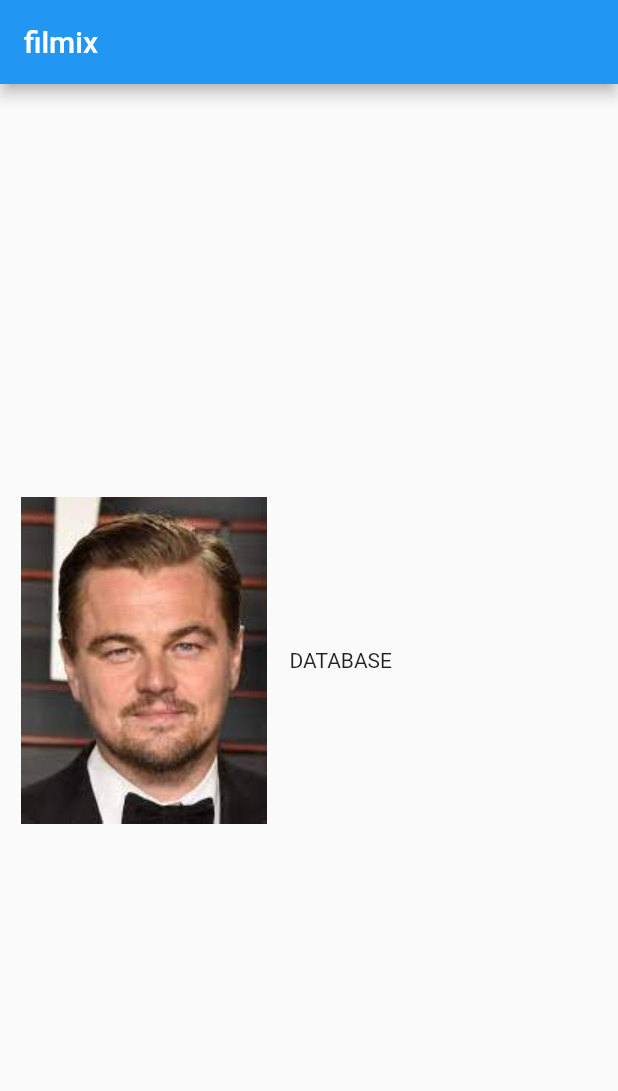
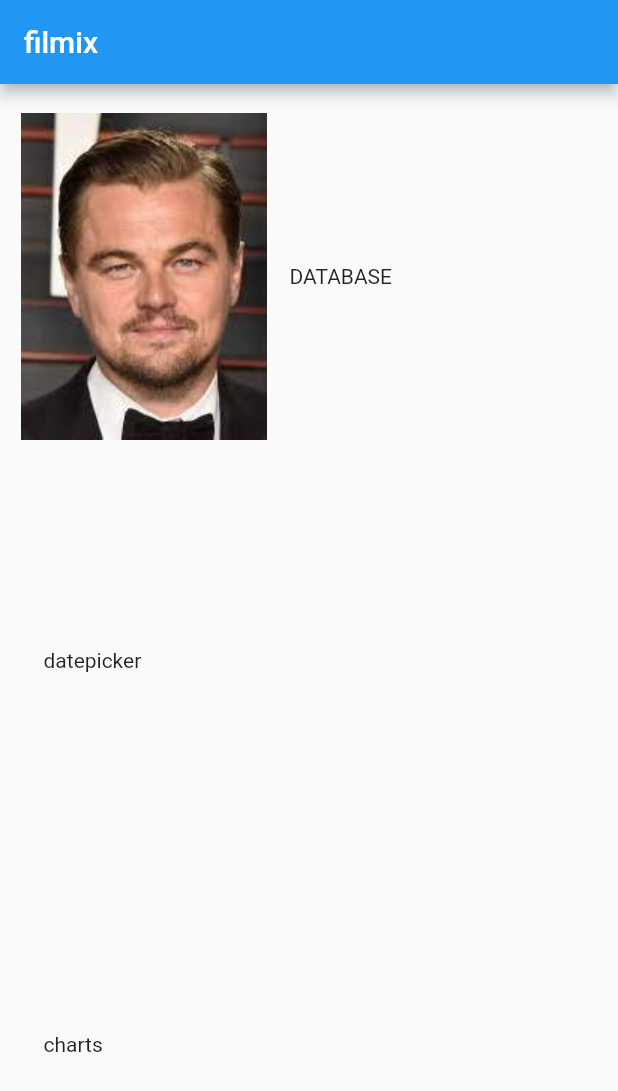
Before and after one commit to Efeblk/filmix, a Flutter app: the screen it shows after launch, on a phone screen of 412 x 824 dp. Shown: the top 1091 px of the screen. Run offline on Flutter 3.47's test engine with Material 2 defaults, Android fonts, the phone set to English and light mode, and no system bars; our stand-ins replace connectivity_plus, go_router, internet_connection_checker, isar, syncfusion_flutter_charts, syncfusion_flutter_datepicker; accounts and stored records are empty; generated files the repository leaves out were written again.

Commit message:
adding chart etc

```diff
--- a/lib/homePage.dart
+++ b/lib/homePage.dart
@@ -1,7 +1,13 @@
+import 'dart:async';
+
+import 'package:flutter/cupertino.dart';
 import 'package:flutter/material.dart';
 import 'package:go_router/go_router.dart';
 import 'package:isar/isar.dart';
 import 'package:vize/collections/film.dart';
+
+import 'package:internet_connection_checker/internet_connection_checker.dart';
+import 'package:connectivity_plus/connectivity_plus.dart';
 
 class homepage extends StatefulWidget {
   const homepage({super.key});
@@ -13,6 +19,10 @@ class homepage extends StatefulWidget {
 class _homepageState extends State<homepage> {
   late Isar isar;
 
+  late StreamSubscription subscription;
+  bool isDeviceConnected = false;
+  bool isAlertSet = false;
+
   //List<Widget> filmList = [];
   List<Film> filmList = [];
   openCon() async {
@@ -23,6 +33,17 @@ class _homepageState extends State<homepage> {
   closeCon() async {
     await isar.close();
   }
+
+  getConnectivity() =>
+      subscription = Connectivity().onConnectivityChanged.listen(
+        (ConnectivityResult result) async {
+          isDeviceConnected = await InternetConnectionChecker().hasConnection;
+          if (!isDeviceConnected && isAlertSet == false) {
+            showDialogBox();
+            setState(() => isAlertSet = true);
+          }
+        },
+      );
 
   filmtoWidget() {
     return filmList
@@ -48,17 +69,19 @@ class _homepageState extends State<homepage> {
     setState(() {});
   }
 
-  /*@override
+  @override
   void initState() {
-    openCon();
+    getConnectivity();
+    //openCon();
     super.initState();
   }
 
   @override
   void dispose() {
-    closeCon();
+    subscription.cancel();
+    //closeCon();
     super.dispose();
-  }*/
+  }
 
   editFilm(int id, String sname) async {
     final film = Film()
@@ -115,8 +138,65 @@ class _homepageState extends State<homepage> {
               ),
             ),
           ),
+          Expanded(
+            child: InkWell(
+              onTap: () => GoRouter.of(context).push('/datepicker'),
+              child: Padding(
+                padding: const EdgeInsets.all(14.0),
+                child: Row(
+                  mainAxisAlignment: MainAxisAlignment.start,
+                  mainAxisSize: MainAxisSize.max,
+                  children: [
+                    //Image.asset("assets/leo.jpg"),
+                    SizedBox(width: 15),
+                    Text('datepicker'),
+                  ],
+                ),
+              ),
+            ),
+          ),
+          Expanded(
+            child: InkWell(
+              onTap: () => GoRouter.of(context).push('/charts'),
+              child: Padding(
+                padding: const EdgeInsets.all(14.0),
+                child: Row(
+                  mainAxisAlignment: MainAxisAlignment.start,
+                  mainAxisSize: MainAxisSize.max,
+                  children: [
+                    //Image.asset("assets/leo.jpg"),
+                    SizedBox(width: 15),
+                    Text('charts'),
+                  ],
+                ),
+              ),
+            ),
+          ),
         ],
       )),
     ));
   }
+
+  showDialogBox() => showCupertinoDialog<String>(
+        context: context,
+        builder: (BuildContext context) => CupertinoAlertDialog(
+          title: const Text('No Connection'),
+          content: const Text('Please check your internet connectivity'),
+          actions: <Widget>[
+            TextButton(
+              onPressed: () async {
+                Navigator.pop(context, 'Cancel');
+                setState(() => isAlertSet = false);
+                isDeviceConnected =
+                    await InternetConnectionChecker().hasConnection;
+                if (!isDeviceConnected && isAlertSet == false) {
+                  showDialogBox();
+                  setState(() => isAlertSet = true);
+                }
+              },
+              child: const Text('OK'),
+            ),
+          ],
+        ),
+      );
 }
--- a/lib/main.dart
+++ b/lib/main.dart
@@ -1,5 +1,7 @@
 import 'package:flutter/material.dart';
 import 'package:go_router/go_router.dart';
+import 'package:vize/charts.dart';
+import 'package:vize/datepicker.dart';
 import 'package:vize/ekle.dart';
 import 'package:vize/homePage.dart';
 
@@ -18,6 +20,14 @@ final _router = GoRouter(
       path: '/ekle',
       builder: (context, state) => LoginPage(),
     ),
+    GoRoute(
+      path: '/datepicker',
+      builder: (context, state) => datepicker(),
+    ),
+    GoRoute(
+      path: '/charts',
+      builder: (context, state) => charts(),
+    )
   ],
 );
 
--- a/pubspec.yaml
+++ b/pubspec.yaml
@@ -35,6 +35,10 @@ dependencies:
   isar: ^3.0.5
   isar_flutter_libs: ^3.0.5
   google_fonts: ^4.0.3
+  connectivity_plus: ^3.0.4
+  syncfusion_flutter_datepicker: ^21.1.39
+  syncfusion_flutter_charts: ^21.1.39
+  internet_connection_checker: ^1.0.0+1
 
 dev_dependencies:
   flutter_test:
```
Also changed, not shown: lib/charts.dart (added, +67 -0 lines), lib/datepicker.dart (added, +76 -0 lines), lib/ekle.dart (+14 -3 lines), pubspec.lock, 3 other files.
